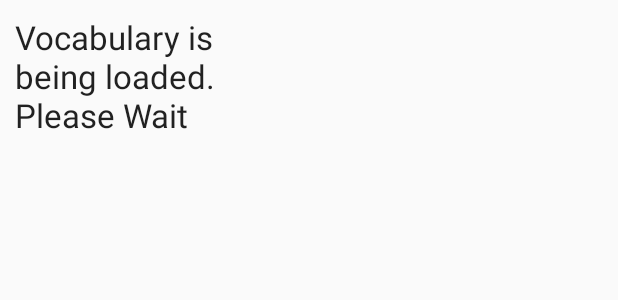
After one commit to Haegon/Memorize, an Android app: the layout dialog_loading2.xml on its own in the app's theme, with its tools: preview values and no code run, on a phone screen of 412 x 824 dp. The commit adds this screen. Shown: the top 300 px of the screen. Run offline under Robolectric (Android 15) with nearby library versions, the phone set to English and light mode, and no system bars.

Commit message:
버전 2.0.1

```diff
--- a/app/src/main/res/layout/content_category.xml
+++ b/app/src/main/res/layout/content_category.xml
@@ -37,6 +37,7 @@
         android:layout_height="60dp"
         android:layout_marginBottom="20dp"
         android:layout_marginLeft="40dp"
+        android:layout_marginRight="40dp"
         android:layout_marginTop="20dp"
         android:background="@drawable/selector_btn_ractangle_normal"
         android:text="@string/find_word"
--- /dev/null
+++ b/app/src/main/res/layout/dialog_loading2.xml
@@ -0,0 +1,16 @@
+<?xml version="1.0" encoding="utf-8"?>
+<LinearLayout xmlns:android="http://schemas.android.com/apk/res/android"
+    android:id="@+id/layout_root"
+    android:layout_width="200dp"
+    android:layout_height="200dp"
+    android:orientation="vertical"
+    android:padding="10dp" >
+
+    <TextView
+        android:layout_width="wrap_content"
+        android:layout_height="wrap_content"
+        android:layout_gravity="center"
+        android:text="@string/find_add_msg"
+        android:textAppearance="?android:attr/textAppearanceLarge" />
+
+</LinearLayout>
```
Also changed, not shown: app/src/main/java/com/gohn/memorize/activity/FileActivity.java (+0 -7 lines), app/src/main/java/com/gohn/memorize/common/CommonData.java (+0 -29 lines), app/src/main/java/com/gohn/memorize/util/Dialog.java (+12 -26 lines), 2 other files.
